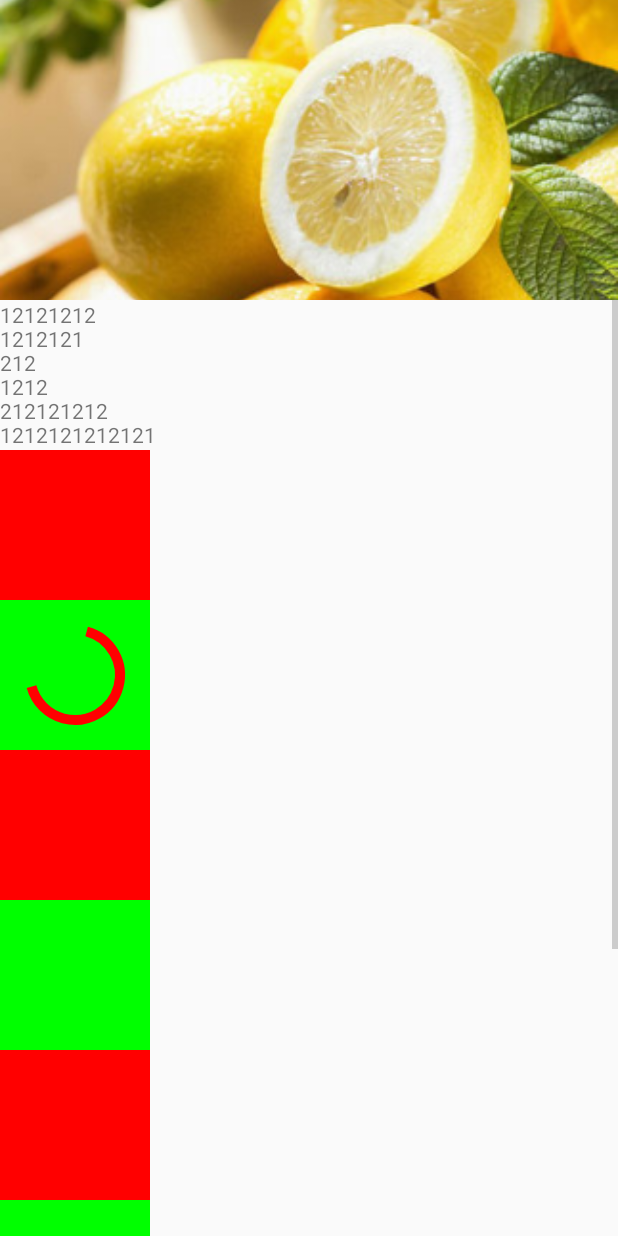
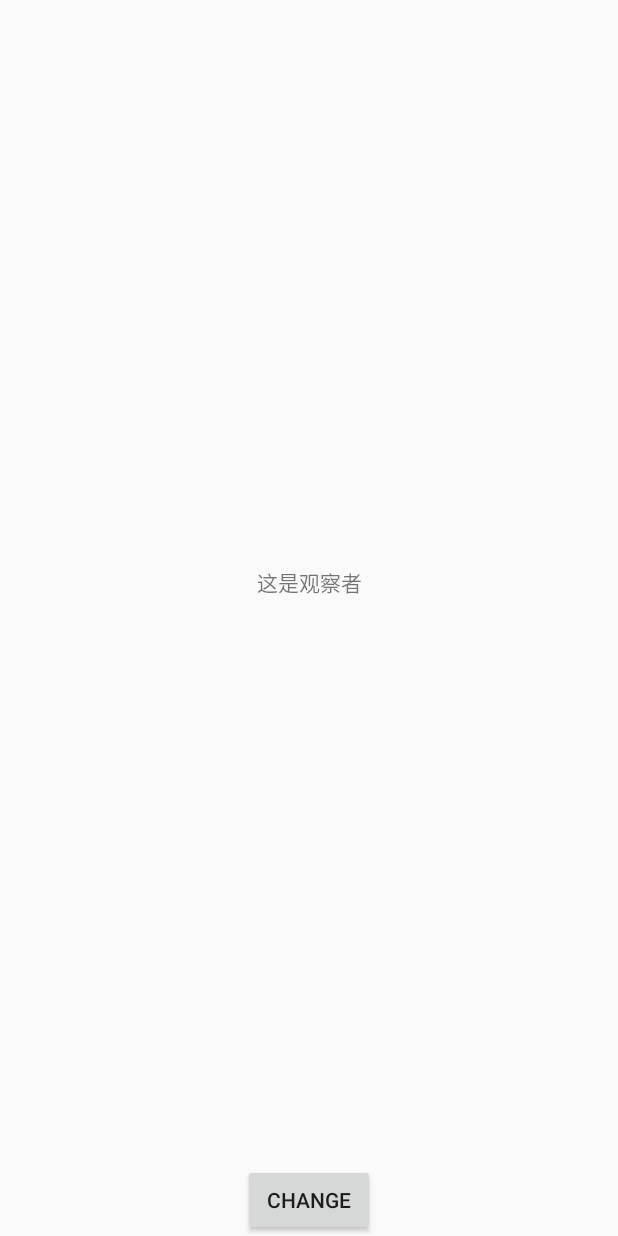
Before and after one commit to lz421421/JustLittleDemo, an Android app: the screen it shows after launch (TanTanMainActivity before the commit, ObservActivity after it), after a tap on "点击", on a phone screen of 412 x 824 dp. Run offline under Robolectric (Android 15) with nearby library versions, the phone set to English and light mode, and no system bars; libraries missing offline, so code that uses them is left out: com.facebook.drawee, com.nineoldandroids.animation; 5 statements that could not run were skipped.

Commit message:
观察者模式体验

```diff
--- a/app/src/main/AndroidManifest.xml
+++ b/app/src/main/AndroidManifest.xml
@@ -71,6 +71,7 @@
         <activity android:name=".simple_demo.ElevationActivity"></activity>
         <activity android:name=".tantan.activity.TanTanMainActivity"></activity>
         <activity android:name=".tantan.activity.StackViewDemoActivity"></activity>
+        <activity android:name=".observ.ObservActivity"></activity>
     </application>
 
 </manifest>
--- a/app/src/main/java/com/lizhi/demo/BaseActivity.java
+++ b/app/src/main/java/com/lizhi/demo/BaseActivity.java
@@ -3,7 +3,6 @@ package com.lizhi.demo;
 import android.app.Activity;
 import android.os.Bundle;
 import android.support.annotation.Nullable;
-import android.support.v4.app.FragmentActivity;
 import android.support.v7.app.AppCompatActivity;
 import android.widget.Toast;
 
@@ -19,7 +18,8 @@ public abstract class BaseActivity extends AppCompatActivity {
     Call call;
 
 
-    public abstract  void setContentView();
+    public abstract void setContentView();
+
     @Override
     protected void onCreate(@Nullable Bundle savedInstanceState) {
         super.onCreate(savedInstanceState);
@@ -43,7 +43,7 @@ public abstract class BaseActivity extends AppCompatActivity {
     }
 
     public void showToast(String msg) {
+        Toast.makeText(this, msg, Toast.LENGTH_SHORT).show();
 
-        Toast.makeText(this, msg, Toast.LENGTH_SHORT).show();
     }
 }
--- a/app/src/main/java/com/lizhi/demo/MainActivity.java
+++ b/app/src/main/java/com/lizhi/demo/MainActivity.java
@@ -12,6 +12,7 @@ import android.view.View;
 import com.lizhi.demo.chaoshidemo.HomeFragment;
 import com.lizhi.demo.coordinatorlayout_behavior.MyTextView;
 import com.lizhi.demo.h5.activity.NormalH5Activity;
+import com.lizhi.demo.observ.ObservActivity;
 import com.lizhi.demo.okhttp.activity.OkHttpActivity;
 import com.lizhi.demo.simple_demo.ElevationActivity;
 import com.lizhi.demo.tab_viewpager.activity.TabViewPagerActivity;
@@ -52,7 +53,7 @@ public class MainActivity extends BaseActivity {
 //        startActivity(TanTanMainActivity.class);
 
 
-        Intent localIntent = new Intent(this, TanTanMainActivity.class);
+     /*   Intent localIntent = new Intent(this, TanTanMainActivity.class);
         ActivityOptionsCompat localActivityOptionsCompat = ActivityOptionsCompat.makeSceneTransitionAnimation(this, findViewById(R.id.img_open), TanTanMainActivity.TRANSIT_PIC);
         try {
             ActivityCompat.startActivity(this, localIntent, localActivityOptionsCompat.toBundle());
@@ -60,7 +61,9 @@ public class MainActivity extends BaseActivity {
         } catch (IllegalArgumentException localIllegalArgumentException) {
             localIllegalArgumentException.printStackTrace();
             startActivity(localIntent);
-        }
+        }*/
+
+        startActivity(ObservActivity.class);
 
     }
 
--- /dev/null
+++ b/app/src/main/java/com/lizhi/demo/observ/ObservActivity.java
@@ -0,0 +1,50 @@
+package com.lizhi.demo.observ;
+
+import android.view.View;
+
+import com.lizhi.demo.BaseActivity;
+import com.lizhi.demo.R;
+
+import java.util.Observable;
+import java.util.Observer;
+
+/**
+ * Created by 39157 on 2016/10/24.
+ */
+
+public class ObservActivity extends BaseActivity implements View.OnClickListener, Observer {
+
+    ObserverTextView observerTextView;
+    User user;
+    int i = 0;
+
+    @Override
+    public void setContentView() {
+        setContentView(R.layout.activity_observ);
+        observerTextView = (ObserverTextView) findViewById(R.id.observerTextView);
+        findViewById(R.id.btn_change).setOnClickListener(this);
+        user = new User("张三");
+        user.addObserver(observerTextView);
+        user.addObserver(this);
+    }
+
+    @Override
+    public void onClick(View v) {
+        i++;
+        showToast("点击了");
+        user.name = "李四被点击了" + i + "次";
+        user.notifyObservers();
+    }
+
+    @Override
+    public void update(Observable observable, Object data) {
+        showToast("update");
+    }
+
+    @Override
+    protected void onStop() {
+        super.onStop();
+        user.deleteObserver(this);
+        user.deleteObserver(observerTextView);
+    }
+}
--- /dev/null
+++ b/app/src/main/java/com/lizhi/demo/observ/User.java
@@ -0,0 +1,28 @@
+package com.lizhi.demo.observ;
+
+import java.util.Observable;
+
+/**
+ * 被观察者 反生改变 调用notifyObservers 通知观察者改变状态
+ * Created by 39157 on 2016/10/24.
+ */
+
+public class User extends Observable {
+    public String name;
+
+
+    public User(String name) {
+        this.name = name;
+    }
+
+    @Override
+    protected void setChanged() {
+        super.setChanged();
+    }
+
+    @Override
+    public void notifyObservers() {
+        super.setChanged();
+        super.notifyObservers();
+    }
+}
--- /dev/null
+++ b/app/src/main/res/layout/activity_observ.xml
@@ -0,0 +1,22 @@
+<?xml version="1.0" encoding="utf-8"?>
+<LinearLayout xmlns:android="http://schemas.android.com/apk/res/android"
+    android:orientation="vertical" android:layout_width="match_parent"
+    android:gravity="center"
+    android:layout_height="match_parent">
+
+
+    <com.lizhi.demo.observ.ObserverTextView
+        android:text="这是观察者"
+        android:layout_width="match_parent"
+        android:layout_height="0dp"
+        android:layout_weight="1"
+        android:gravity="center"
+        android:id="@+id/observerTextView" />
+
+    <Button
+        android:id="@+id/btn_change"
+        android:layout_width="wrap_content"
+        android:text="change"
+        android:layout_height="wrap_content" />
+
+</LinearLayout>
```
Also changed, not shown: app/src/main/java/com/lizhi/demo/observ/ObserverTextView.java (added, +33 -0 lines).
